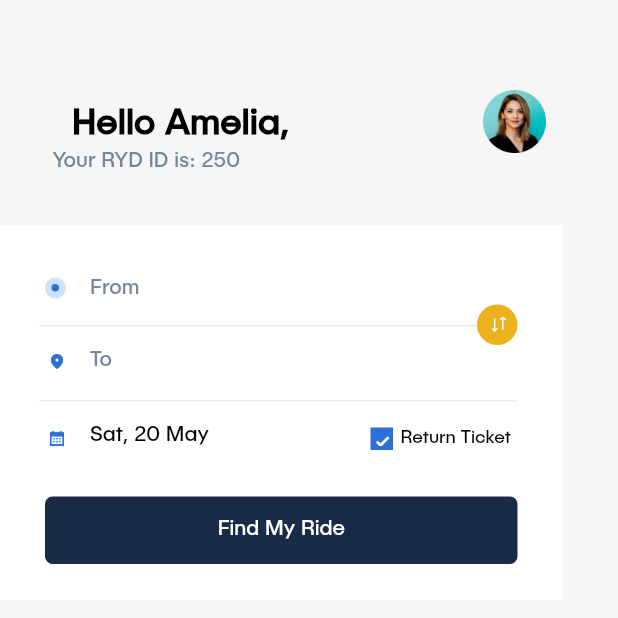
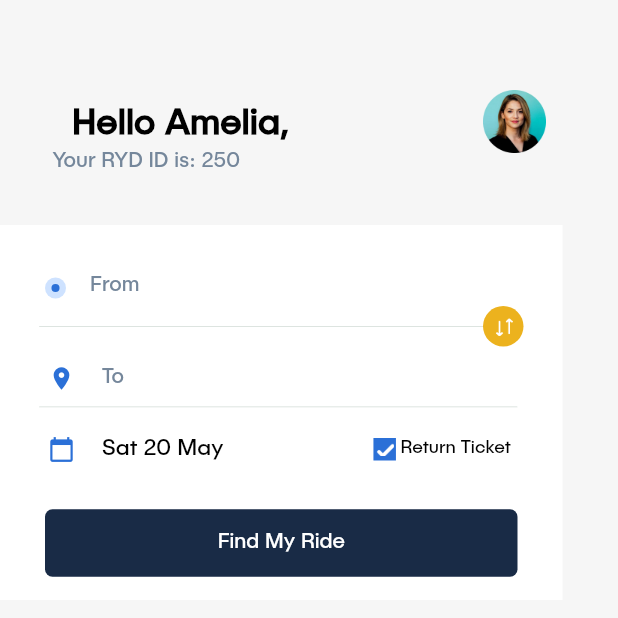
Before and after one commit to Neha-0021/demoProject, a Flutter app: the screen it shows after launch, on a phone screen of 412 x 824 dp, the top half of it. Run offline on Flutter 3.47's test engine with Material 2 defaults, Android fonts, the phone set to English and light mode, and no system bars.

Commit message:
first commit

```diff
--- a/lib/views/homeScreen.dart
+++ b/lib/views/homeScreen.dart
@@ -71,40 +71,33 @@ class HomeScreen extends StatelessWidget {
               decoration: const BoxDecoration(
                 color: Colors.white,
               ),
-              child: Stack(
+              child: Column(
+                  crossAxisAlignment: CrossAxisAlignment.start,
                   children: [
-                  Positioned(
-                    top: 35,
-                    left: 30,
-                    child: Container(
+                    Stack(
+                      children: [
+                        Container(
                           height: 14,
                           width: 14,
+                          margin: const EdgeInsets.only(left: 30, top: 35),
                           decoration: const BoxDecoration(
                             shape: BoxShape.circle,
                             color: Color(0xFFCEE2FF),
                           ),
-                    ),
-                  ),
-                  Positioned(
-                    top: 39.31,
-                    left: 34.31,
+                          child: Center(
                             child: Container(
-                      height: 5,
-                      width: 5,
+                              height: 5.384615421295166,
+                              width: 5.384615421295166,
                               decoration: const BoxDecoration(
                                 shape: BoxShape.circle,
                                 color: Color(0xFF2B70D7),
                               ),
                             ),
                           ),
-                  Positioned(
-                    top: 37,
-                    left: 60,
-                    child: Container(
-                      height: 14,
-                      width: 33,
-                      color: Colors.white,
-                      child: const Text(
+                        ),
+                        const Padding(
+                          padding: EdgeInsets.only(left: 60, top: 35),
+                          child: Text(
                             'From',
                             style: TextStyle(
                               fontFamily: 'PublicaSans',
@@ -115,67 +108,58 @@ class HomeScreen extends StatelessWidget {
                             ),
                           ),
                         ),
+                      ],
                     ),
-                  Positioned(
-                    top: 67,
-                    left: 26,
+                    Row(
+                      children: [
+                        Padding(
+                          padding: const EdgeInsets.only(top: 5, left: 26),
                           child: Container(
                             height: 0.5,
-                      width: 296,
+                            width: 296.00000000000114,
                             decoration: BoxDecoration(
-                        color: Color(0xFFD2DBD6),
-                        borderRadius: BorderRadius.circular(0),
+                              borderRadius: BorderRadius.circular(60),
+                              color: const Color(0xFFD2DBD6),
                             ),
                           ),
                         ),
-                  Positioned(
-                    top: 53,
-                    left: 318,
-                    child: Container(
+                        Container(
                           height: 27,
                           width: 27,
+                          margin: const EdgeInsets.only(top: 5),
                           decoration: const BoxDecoration(
                             shape: BoxShape.circle,
                             color: Color(0xFFECB21E),
                           ),
-                    ),
-                  ),
-                  Positioned(
-                    top: 61,
-                    left: 327,
+                          child: Align(
+                            alignment: const Alignment(0.1, 0.1),
                             child: Container(
-                      height: 10,
-                      width: 11,
-                      decoration: const BoxDecoration(
-                        color: Color(0xFFECB21E),
-                        image: DecorationImage(
+                              height: 12,
+                              width: 12,
+                              decoration: BoxDecoration(
+                                borderRadius: BorderRadius.circular(0),
+                                color: Colors.transparent,
+                                image: const DecorationImage(
                                   image: AssetImage(change),
                                 ),
                               ),
                             ),
                           ),
-                  Positioned(
-                    top: 86,
-                    left: 32,
-                    child: Container(
-                      height: 10,
-                      width: 12,
-                      decoration: const BoxDecoration(
-                        color: Colors.white,
-                        image: DecorationImage(
-                          image: AssetImage(location),
+                        ),
+                      ],
+                    ),
+                    const Row(children: [
+                      Padding(
+                        padding: EdgeInsets.only(top: 12, left: 32),
+                        child: Icon(
+                          Icons.location_on,
+                          color: Color(0xFF2B70D7),
+                          size: 18,
                         ),
                       ),
-                    ),
-                  ),
-                  Positioned(
-                    top: 85,
-                    left: 60,
-                    child: Container(
-                      height: 14,
-                      width: 15,
-                      color: Colors.white,
-                      child: const Text(
+                      Padding(
+                        padding: EdgeInsets.only(left: 18, top: 12),
+                        child: Text(
                           'To',
                           style: TextStyle(
                             fontFamily: 'PublicaSans',
@@ -186,85 +170,67 @@ class HomeScreen extends StatelessWidget {
                           ),
                         ),
                       ),
-                  ),
-                  Positioned(
-                    top: 117,
-                    left: 26,
+                    ]),
+                    Padding(
+                      padding: const EdgeInsets.only(top: 10, left: 26),
                       child: Container(
                         height: 0.5,
-                      width: 319,
+                        width: 319.0000000000012,
                         decoration: BoxDecoration(
-                        color: Color(0xFFD2DBD6),
-                        borderRadius: BorderRadius.circular(0),
+                          borderRadius: BorderRadius.circular(60),
+                          color: const Color(0xFFD2DBD6),
                         ),
                       ),
                     ),
-                  Positioned(
-                    top: 137,
-                    left: 32,
-                    child: Container(
-                      height: 10,
-                      width: 12,
-                      decoration: const BoxDecoration(
-                        color: Colors.white,
-                        image: DecorationImage(
-                          image: AssetImage(calendar),
+                    Row(children: [
+                      const Padding(
+                        padding: EdgeInsets.only(top: 19, left: 32),
+                        child: Icon(
+                          Icons.calendar_today,
+                          color: Color(0xFF2B70D7),
+                          size: 18,
                         ),
                       ),
-                    ),
-                  ),
-                  Positioned(
-                    top: 135,
-                    left: 60,
-                    child: Container(
-                      height: 15,
-                      width: 82,
-                      color: Colors.white,
-                      child: const Text(
-                        'Sat, 20 May',
+                      const Padding(
+                        padding: EdgeInsets.only(left: 18, top: 19),
+                        child: Text(
+                          'Sat 20 May',
                           style: TextStyle(
                             fontFamily: 'PublicaSans',
-                          fontSize: 14,
+                            fontSize: 15,
                             fontWeight: FontWeight.w500,
                             height: 16 / 18,
                             color: Color(0xFF000000),
                           ),
                         ),
                       ),
-                  ),
-                  Positioned(
-                    top: 135,
-                    left: 247,
+                      Padding(
+                        padding: const EdgeInsets.only(left: 100, top: 19),
                         child: Container(
                           height: 15,
                           width: 15,
                           decoration: const BoxDecoration(
                             color: Color(0xFF2B70D7),
                           ),
-                    ),
-                  ),
-                  Positioned(
-                    top: 139.21,
-                    left: 250.21,
+                          child: Align(
+                            alignment: const Alignment(0.1, 0.1),
                             child: Container(
-                      height: 9,
-                      width: 9,
-                      decoration: const BoxDecoration(
-                        color: Color(0xFF2B70D7),
-                        image: DecorationImage(
+                              height: 12,
+                              width: 12,
+                              decoration: BoxDecoration(
+                                borderRadius: BorderRadius.circular(0),
+                                color: Colors.transparent,
+                                image: const DecorationImage(
                                   image: AssetImage(vector),
                                 ),
                               ),
                             ),
                           ),
-                  Positioned(
-                    top: 137,
-                    left: 267,
-                    child: Container(
-                      height: 13,
-                      width: 78,
-                      color: Colors.white,
-                      child: const Text(
+                        ),
+                      ),
+                      const Padding(
+                        padding: EdgeInsets.only(left: 3, top: 19),
+                        child: Text(
                           'Return Ticket',
                           style: TextStyle(
                             fontFamily: 'PublicaSans',
@@ -275,15 +241,14 @@ class HomeScreen extends StatelessWidget {
                           ),
                         ),
                       ),
-                  ),
-                  Positioned(
-                    top: 181,
-                    left: 30,
+                    ]),
+                    Padding(
+                      padding: const EdgeInsets.only(top: 31, left: 30),
                       child: Container(
                         height: 45,
                         width: 315,
                         decoration: BoxDecoration(
-                        color: Color(0xFF192B46),
+                          color: const Color(0xFF192B46),
                           borderRadius: BorderRadius.circular(5),
                         ),
                         child: const Center(
@@ -300,8 +265,7 @@ class HomeScreen extends StatelessWidget {
                         ),
                       ),
                     ),
-                ],
-              ),
+                  ]),
             ),
           ],
         ),
```
Lines whose indentation alone changed are shown as unchanged.
